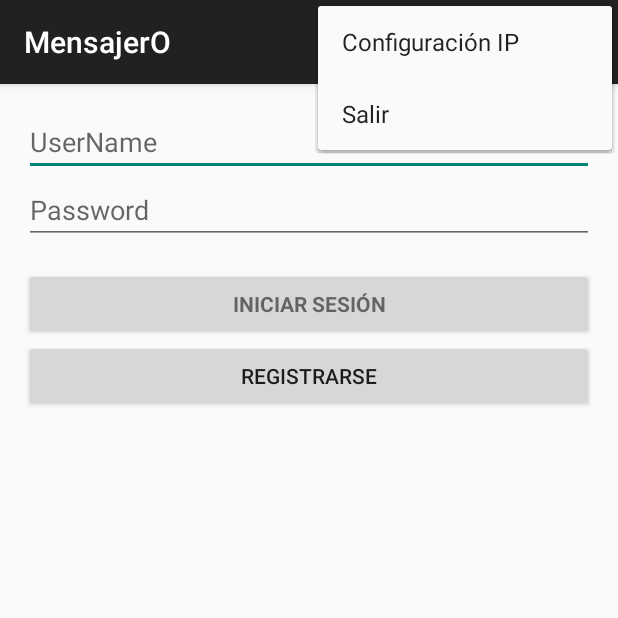
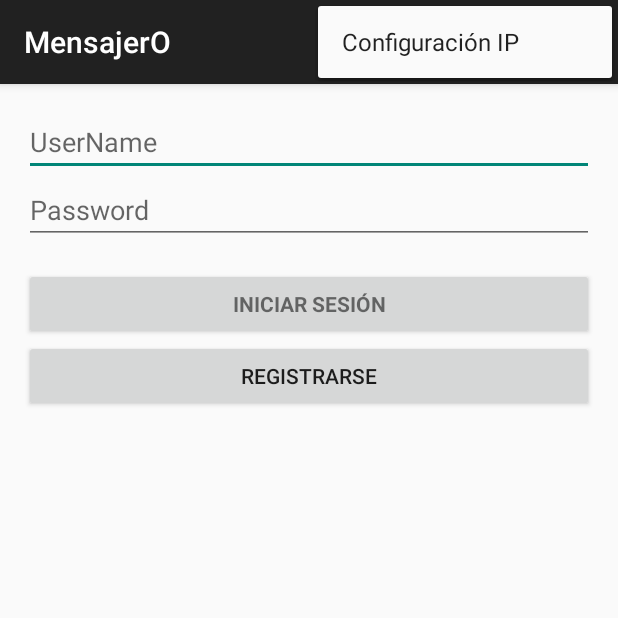
Before and after one commit to mcapristo/taller_de_prog_2_android, an Android app: the screen it shows after launch (LoginActivity), with the options menu open, on a phone screen of 412 x 824 dp, the top half of it. Run offline under Robolectric (Android 15) with nearby library versions, the phone set to English and light mode, and no system bars.

Commit message:
borrado de opcion de menu

```diff
--- a/MensajerO/app/src/main/java/grupo3/tallerprogramacion2/mensajero/activity/LoginActivity.java
+++ b/MensajerO/app/src/main/java/grupo3/tallerprogramacion2/mensajero/activity/LoginActivity.java
@@ -82,11 +82,6 @@
             Intent intent = new Intent(this, ConfigActivity.class);
             startActivity(intent);
             return true;
-        }
-
-        if (id == R.id.action_exit) {
-            finish();
-            System.exit(0);
         }
 
         return super.onOptionsItemSelected(item);
--- a/MensajerO/app/src/main/res/menu/menu_login.xml
+++ b/MensajerO/app/src/main/res/menu/menu_login.xml
@@ -3,6 +3,4 @@
     xmlns:tools="http://schemas.android.com/tools" tools:context=".LoginActivity">
     <item android:id="@+id/action_ip" android:title="Configuración IP"
         android:orderInCategory="100" app:showAsAction="never" />
-    <item android:id="@+id/action_exit" android:title="Salir"
-        android:orderInCategory="100" app:showAsAction="never" />
 </menu>
```
